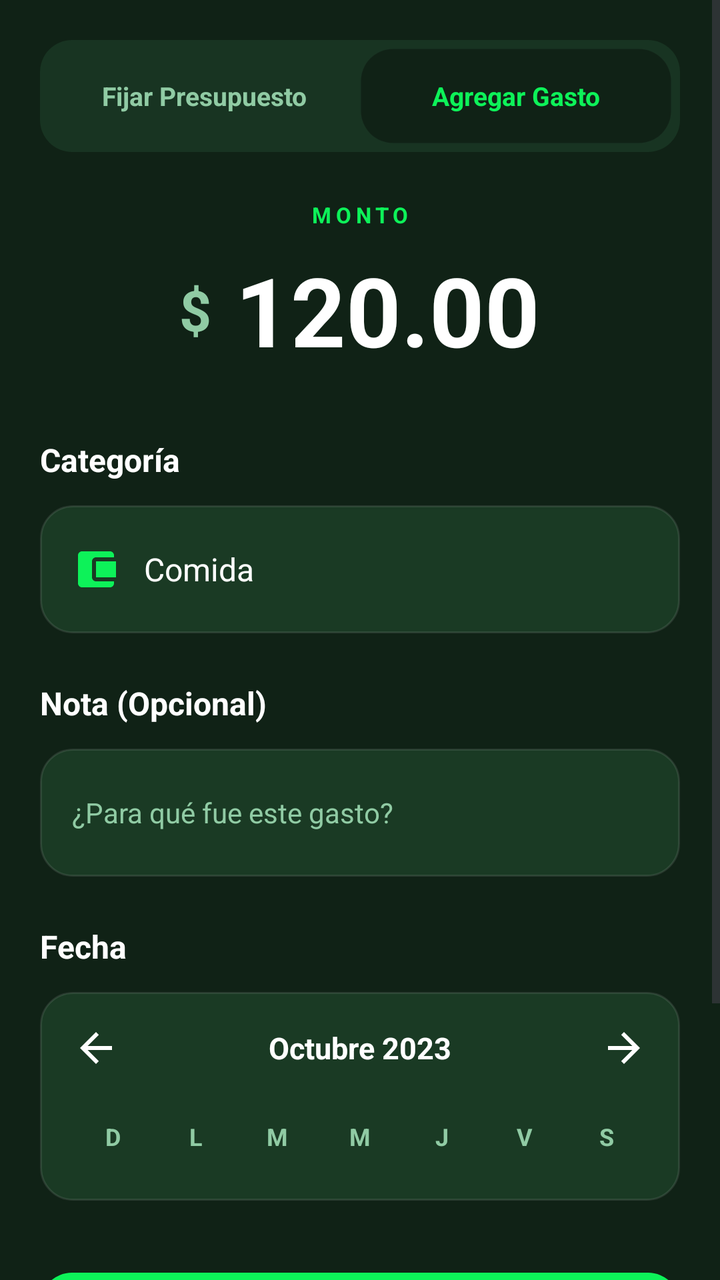
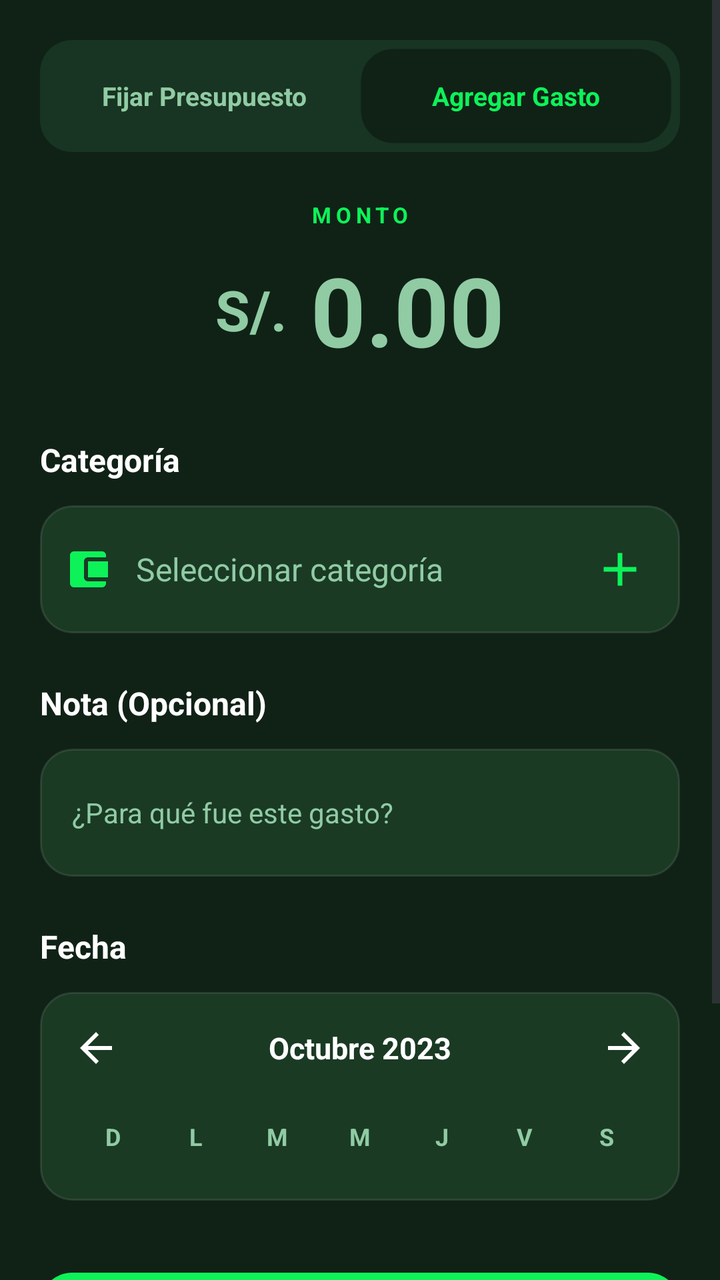

Screens rendered from an Android XML layout before and after an edit, with the pre-edit source and the edit as a unified diff.
<!-- AndroidManifest.xml: application theme Theme.IngresosGastosApp -->
<!-- res/layout/fragment_add_gastos.xml -->
<?xml version="1.0" encoding="utf-8"?>
<androidx.constraintlayout.widget.ConstraintLayout xmlns:android="http://schemas.android.com/apk/res/android"
    xmlns:app="http://schemas.android.com/apk/res-auto"
    xmlns:tools="http://schemas.android.com/tools"
    android:layout_width="match_parent"
    android:layout_height="match_parent"
    android:background="@color/stitch_background">

    <ScrollView
        android:layout_width="match_parent"
        android:layout_height="match_parent"
        android:fillViewport="true">

        <LinearLayout
            android:layout_width="match_parent"
            android:layout_height="wrap_content"
            android:orientation="vertical"
            android:padding="20dp">

            
            <LinearLayout
                android:layout_width="match_parent"
                android:layout_height="56dp"
                android:background="@drawable/bg_stitch_toggle_container"
                android:orientation="horizontal"
                android:padding="4dp"
                android:layout_marginBottom="24dp">
                <TextView
                    android:layout_width="0dp"
                    android:layout_height="match_parent"
                    android:layout_weight="1"
                    android:gravity="center"
                    android:text="Fijar Presupuesto"
                    android:textColor="@color/stitch_text_muted"
                    android:textStyle="bold"
                    android:textSize="13sp" />
                <TextView
                    android:layout_width="0dp"
                    android:layout_height="match_parent"
                    android:layout_weight="1"
                    android:background="@drawable/bg_stitch_card"
                    android:backgroundTint="@color/stitch_background"
                    android:gravity="center"
                    android:text="Agregar Gasto"
                    android:textColor="@color/stitch_primary"
                    android:textStyle="bold"
                    android:textSize="13sp" />
            </LinearLayout>

            
            <TextView
                android:layout_width="match_parent"
                android:layout_height="wrap_content"
                android:text="MONTO"
                android:textColor="@color/stitch_primary"
                android:textSize="11sp"
                android:textStyle="bold"
                android:gravity="center"
                android:letterSpacing="0.2" />

            <LinearLayout
                android:layout_width="match_parent"
                android:layout_height="wrap_content"
                android:orientation="horizontal"
                android:gravity="center"
                android:layout_marginTop="8dp"
                android:layout_marginBottom="32dp">
                <TextView
                    android:layout_width="wrap_content"
                    android:layout_height="wrap_content"
                    android:text="$"
                    android:textColor="@color/stitch_text_muted"
                    android:textSize="28sp"
                    android:layout_marginEnd="12dp"
                    android:textStyle="bold" />
                <EditText
                    android:id="@+id/addMontoGasto_et"
                    android:layout_width="wrap_content"
                    android:layout_height="wrap_content"
                    android:background="@null"
                    android:text="120.00"
                    android:textColor="@color/white"
                    android:textSize="48sp"
                    android:textStyle="bold"
                    android:inputType="numberDecimal" />
            </LinearLayout>

            
            <TextView
                android:layout_width="wrap_content"
                android:layout_height="wrap_content"
                android:text="Categoría"
                android:textColor="@color/white"
                android:textStyle="bold"
                android:textSize="16sp"
                android:layout_marginBottom="12dp"/>

            <EditText
                android:id="@+id/addCategoriaGasto_et"
                android:layout_width="match_parent"
                android:layout_height="64dp"
                android:background="@drawable/bg_stitch_card"
                android:paddingHorizontal="16dp"
                android:drawableStart="@drawable/ic_wallet"
                android:drawablePadding="12dp"
                android:drawableTint="@color/stitch_primary"
                android:text="Comida"
                android:textColor="@color/white"
                android:textSize="16sp"
                android:layout_marginBottom="24dp" />

            
            <TextView
                android:layout_width="wrap_content"
                android:layout_height="wrap_content"
                android:text="Nota (Opcional)"
                android:textColor="@color/white"
                android:textStyle="bold"
                android:textSize="16sp"
                android:layout_marginBottom="12dp"/>

            <EditText
                android:id="@+id/addDescripcionGasto_et"
                android:layout_width="match_parent"
                android:layout_height="64dp"
                android:background="@drawable/bg_stitch_card"
                android:hint="¿Para qué fue este gasto?"
                android:textColorHint="@color/stitch_text_muted"
                android:paddingHorizontal="16dp"
                android:textColor="@color/white"
                android:textSize="14sp"
                android:layout_marginBottom="24dp" />

            
            <TextView
                android:layout_width="wrap_content"
                android:layout_height="wrap_content"
                android:text="Fecha"
                android:textColor="@color/white"
                android:textStyle="bold"
                android:textSize="16sp"
                android:layout_marginBottom="12dp"/>

            
            <LinearLayout
                android:layout_width="match_parent"
                android:layout_height="wrap_content"
                android:background="@drawable/bg_stitch_card"
                android:orientation="vertical"
                android:padding="16dp"
                android:layout_marginBottom="32dp">

                <RelativeLayout
                    android:layout_width="match_parent"
                    android:layout_height="wrap_content"
                    android:layout_marginBottom="16dp">

                    <ImageView
                        android:id="@+id/btn_prev_month"
                        android:layout_width="24dp"
                        android:layout_height="24dp"
                        android:src="@drawable/ic_arrow_back"
                        app:tint="@color/white"
                        android:clickable="true"
                        android:focusable="true"
                        android:background="?attr/selectableItemBackgroundBorderless"/>

                    <TextView
                        android:id="@+id/tvFechaGasto"
                        android:layout_width="wrap_content"
                        android:layout_height="wrap_content"
                        android:layout_centerInParent="true"
                        android:text="Octubre 2023"
                        android:textColor="@color/white"
                        android:textStyle="bold"
                        android:textSize="15sp" />

                    <ImageView
                        android:id="@+id/btn_next_month"
                        android:layout_width="24dp"
                        android:layout_height="24dp"
                        android:layout_alignParentEnd="true"
                        android:src="@drawable/ic_arrow_back"
                        android:rotation="180"
                        app:tint="@color/white"
                        android:clickable="true"
                        android:focusable="true"
                        android:background="?attr/selectableItemBackgroundBorderless"/>
                </RelativeLayout>

                <GridLayout
                    android:id="@+id/calendar_grid"
                    android:layout_width="match_parent"
                    android:layout_height="wrap_content"
                    android:columnCount="7">
                    <TextView style="@style/CalendarDayLabel" android:text="D" />
                    <TextView style="@style/CalendarDayLabel" android:text="L" />
                    <TextView style="@style/CalendarDayLabel" android:text="M" />
                    <TextView style="@style/CalendarDayLabel" android:text="M" />
                    <TextView style="@style/CalendarDayLabel" android:text="J" />
                    <TextView style="@style/CalendarDayLabel" android:text="V" />
                    <TextView style="@style/CalendarDayLabel" android:text="S" />
                    
                </GridLayout>
            </LinearLayout>

            
            <com.google.android.material.button.MaterialButton
                android:id="@+id/addGasto_btn"
                android:layout_width="match_parent"
                android:layout_height="64dp"
                android:text="Guardar Gasto"
                android:textColor="@color/stitch_background"
                android:textStyle="bold"
                android:textSize="17sp"
                android:textAllCaps="false"
                app:backgroundTint="@color/stitch_primary"
                app:cornerRadius="16dp"
                app:icon="@drawable/ic_save"
                app:iconGravity="textStart"
                app:iconTint="@color/stitch_background" />

            <com.google.android.material.button.MaterialButton
                android:id="@+id/btnVerListaGastos"
                style="@style/Widget.Material3.Button.TextButton"
                android:layout_width="match_parent"
                android:layout_height="wrap_content"
                android:text="Ver lista de gastos"
                android:textColor="@color/stitch_primary"
                android:layout_marginTop="12dp"
                android:layout_marginBottom="40dp"/>

        </LinearLayout>
    </ScrollView>
</androidx.constraintlayout.widget.ConstraintLayout>
<!-- resources referenced by this layout -->
<resources>
  <color name="stitch_background">#102216</color>
  <color name="stitch_primary">#0df259</color>
  <color name="stitch_text_muted">#90cba4</color>
  <color name="white">#FFFFFFFF</color>
  <!-- drawable bg_stitch_card (drawable) -->
  <?xml version="1.0" encoding="utf-8"?>
  <shape xmlns:android="http://schemas.android.com/apk/res/android">
      <solid android:color="#1A3A24" />
      <corners android:radius="16dp" />
      <stroke android:width="1dp" android:color="#1AFFFFFF" />
  </shape>
  <!-- drawable bg_stitch_toggle_container (drawable) -->
  <?xml version="1.0" encoding="utf-8"?>
  <shape xmlns:android="http://schemas.android.com/apk/res/android">
      <solid android:color="#183422" />
      <corners android:radius="16dp" />
  </shape>
  <!-- drawable ic_arrow_back (drawable) -->
  <?xml version="1.0" encoding="utf-8"?>
  <vector xmlns:android="http://schemas.android.com/apk/res/android"
      android:width="24dp"
      android:height="24dp"
      android:viewportWidth="24"
      android:viewportHeight="24">
      <path
          android:fillColor="#FFFFFF"
          android:pathData="M20,11H7.83l5.59-5.59L12,4l-8,8 8,8 1.41-1.41L7.83,13H20v-2z"/>
  </vector>
  <!-- drawable ic_save (drawable) -->
  <vector xmlns:android="http://schemas.android.com/apk/res/android"
      android:width="24dp"
      android:height="24dp"
      android:viewportWidth="24"
      android:viewportHeight="24">
    <path
        android:fillColor="#000"
        android:pathData="M17,3H5C3.89,3 3,3.9 3,5v14c0,1.1 0.89,2 2,2h14c1.1,0 2,-0.9 2,-2V7l-4,-4zm-5,16c-1.66,0 -3,-1.34 -3,-3s1.34,-3 3,-3 3,1.34 3,3 -1.34,3 -3,3zm3,-10H5V5h10v4z"/>
  </vector>
  <!-- drawable ic_wallet (drawable) -->
  <?xml version="1.0" encoding="utf-8"?>
  <vector xmlns:android="http://schemas.android.com/apk/res/android"
      android:width="24dp"
      android:height="24dp"
      android:viewportWidth="24"
      android:viewportHeight="24">
      <path
          android:fillColor="@color/green_accent"
          android:pathData="M21,18v1c0,1.1 -0.9,2 -2,2H5c-1.11,0 -2,-0.9 -2,-2V5c0,-1.1 0.89,-2 2,-2h14c1.1,0 2,0.9 2,2v1h-9c-1.11,0 -2,0.9 -2,2v8c0,1.1 0.89,2 2,2h9zM12,16h10V8H12v8z"/>
  </vector>
  <style name="CalendarDayLabel" parent="Widget.AppCompat.TextView">
          <item name="android:layout_width">0dp</item>
          <item name="android:layout_height">wrap_content</item>
          <item name="android:layout_columnWeight">1</item>
          <item name="android:gravity">center</item>
          <item name="android:paddingVertical">8dp</item>
          <item name="android:textColor">@color/stitch_text_muted</item>
          <item name="android:textSize">12sp</item>
          <item name="android:textStyle">bold</item>
          <item name="android:textAllCaps">true</item>
      </style>
  <style name="Theme.IngresosGastosApp" parent="Base.Theme.IngresosGastosApp" />
  <color name="green_accent">#22C55E</color>
  <color name="bg_dark_card">#1A2E19</color>
  <color name="bg_dark">#0D1F0C</color>
  <style name="CircleImage">
          <item name="cornerSize">50%</item>
      </style>
  <!-- unchanged entries left out for length: 1 -->
</resources>

<!-- the commit's change to res/layout/fragment_add_gastos.xml (unified diff, before → after) -->
@@ -68,7 +68,7 @@
                 <TextView
                     android:layout_width="wrap_content"
                     android:layout_height="wrap_content"
-                    android:text="$"
+                    android:text="S/."
                     android:textColor="@color/stitch_text_muted"
                     android:textSize="28sp"
                     android:layout_marginEnd="12dp"
@@ -78,7 +78,8 @@
                     android:layout_width="wrap_content"
                     android:layout_height="wrap_content"
                     android:background="@null"
-                    android:text="120.00"
+                    android:hint="0.00"
+                    android:textColorHint="@color/stitch_text_muted"
                     android:textColor="@color/white"
                     android:textSize="48sp"
                     android:textStyle="bold"
@@ -95,19 +96,50 @@
                 android:textSize="16sp"
                 android:layout_marginBottom="12dp"/>
 
-            <EditText
-                android:id="@+id/addCategoriaGasto_et"
+            <LinearLayout
                 android:layout_width="match_parent"
                 android:layout_height="64dp"
+                android:orientation="horizontal"
                 android:background="@drawable/bg_stitch_card"
-                android:paddingHorizontal="16dp"
-                android:drawableStart="@drawable/ic_wallet"
-                android:drawablePadding="12dp"
-                android:drawableTint="@color/stitch_primary"
-                android:text="Comida"
-                android:textColor="@color/white"
-                android:textSize="16sp"
-                android:layout_marginBottom="24dp" />
+                android:gravity="center_vertical"
+                android:paddingHorizontal="12dp"
+                android:layout_marginBottom="24dp">
+
+                <ImageView
+                    android:layout_width="24dp"
+                    android:layout_height="24dp"
+                    android:src="@drawable/ic_wallet"
+                    app:tint="@color/stitch_primary"
+                    android:layout_marginEnd="12dp" />
+
+                <AutoCompleteTextView
+                    android:id="@+id/addCategoriaGasto_et"
+                    android:layout_width="0dp"
+                    android:layout_height="match_parent"
+                    android:layout_weight="1"
+                    android:background="@null"
+                    android:hint="Seleccionar categoría"
+                    android:textColorHint="@color/stitch_text_muted"
+                    android:textColor="@color/white"
+                    android:textSize="16sp"
+                    android:completionThreshold="1"
+                    android:dropDownVerticalOffset="8dp"
+                    android:popupBackground="@drawable/bg_dropdown_dark"
+                    android:inputType="none"
+                    android:focusable="false" />
+
+                <ImageView
+                    android:id="@+id/btnAddCategoriaGasto"
+                    android:layout_width="36dp"
+                    android:layout_height="36dp"
+                    android:src="@drawable/ic_add"
+                    app:tint="@color/stitch_primary"
+                    android:padding="4dp"
+                    android:background="?attr/selectableItemBackgroundBorderless"
+                    android:clickable="true"
+                    android:focusable="true"
+                    android:contentDescription="Agregar categoría" />
+            </LinearLayout>
 
             
             <TextView
<!-- resource entries referenced after the edit -->
@@ -4,6 +4,13 @@
   <color name="stitch_primary">#0df259</color>
   <color name="stitch_text_muted">#90cba4</color>
   <color name="white">#FFFFFFFF</color>
+  <!-- drawable bg_dropdown_dark (drawable) -->
+  <?xml version="1.0" encoding="utf-8"?>
+  <shape xmlns:android="http://schemas.android.com/apk/res/android">
+      <solid android:color="#1A3A24" />
+      <corners android:radius="12dp" />
+      <stroke android:width="1dp" android:color="#316843" />
+  </shape>
   <!-- drawable bg_stitch_card (drawable) -->
   <?xml version="1.0" encoding="utf-8"?>
   <shape xmlns:android="http://schemas.android.com/apk/res/android">
@@ -17,6 +24,12 @@
       <solid android:color="#183422" />
       <corners android:radius="16dp" />
   </shape>
+  <!-- drawable ic_add (drawable) -->
+  <vector xmlns:android="http://schemas.android.com/apk/res/android" android:height="24dp" android:tint="#000000" android:viewportHeight="24" android:viewportWidth="24" android:width="24dp">
+        
+      <path android:fillColor="@android:color/white" android:pathData="M19,13h-6v6h-2v-6H5v-2h6V5h2v6h6v2z"/>
+      
+  </vector>
   <!-- drawable ic_arrow_back (drawable) -->
   <?xml version="1.0" encoding="utf-8"?>
   <vector xmlns:android="http://schemas.android.com/apk/res/android"
